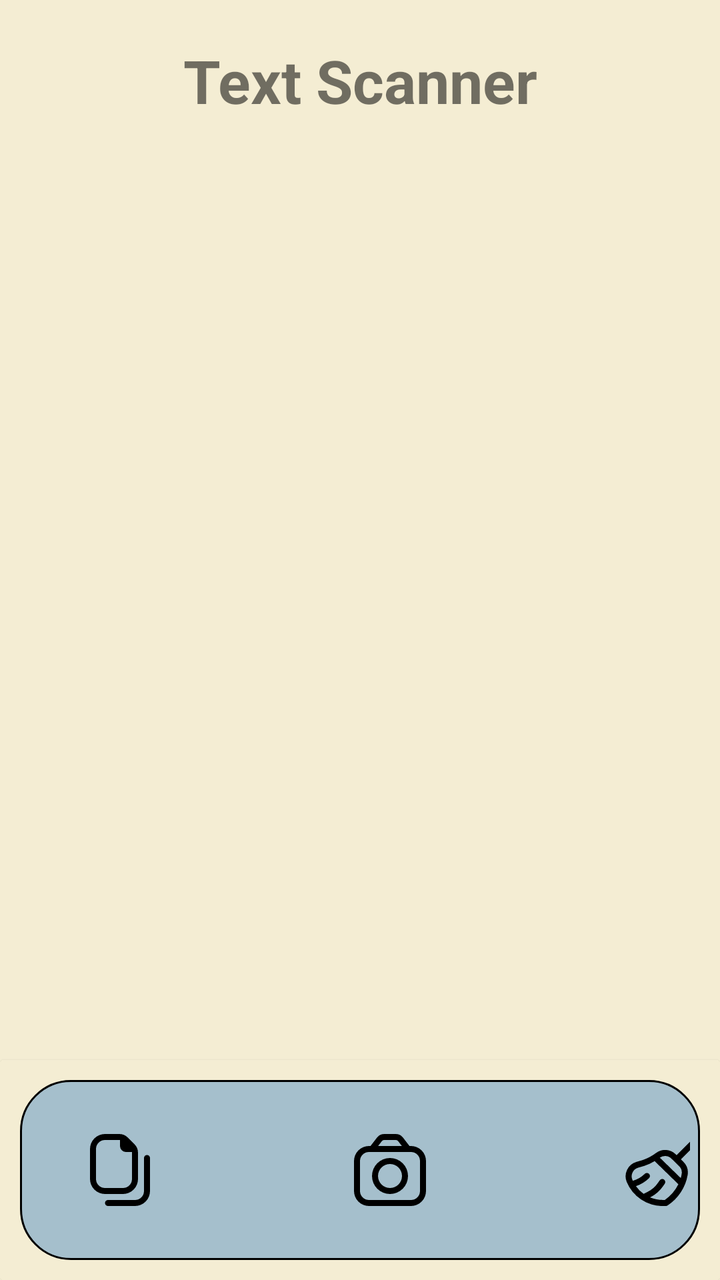
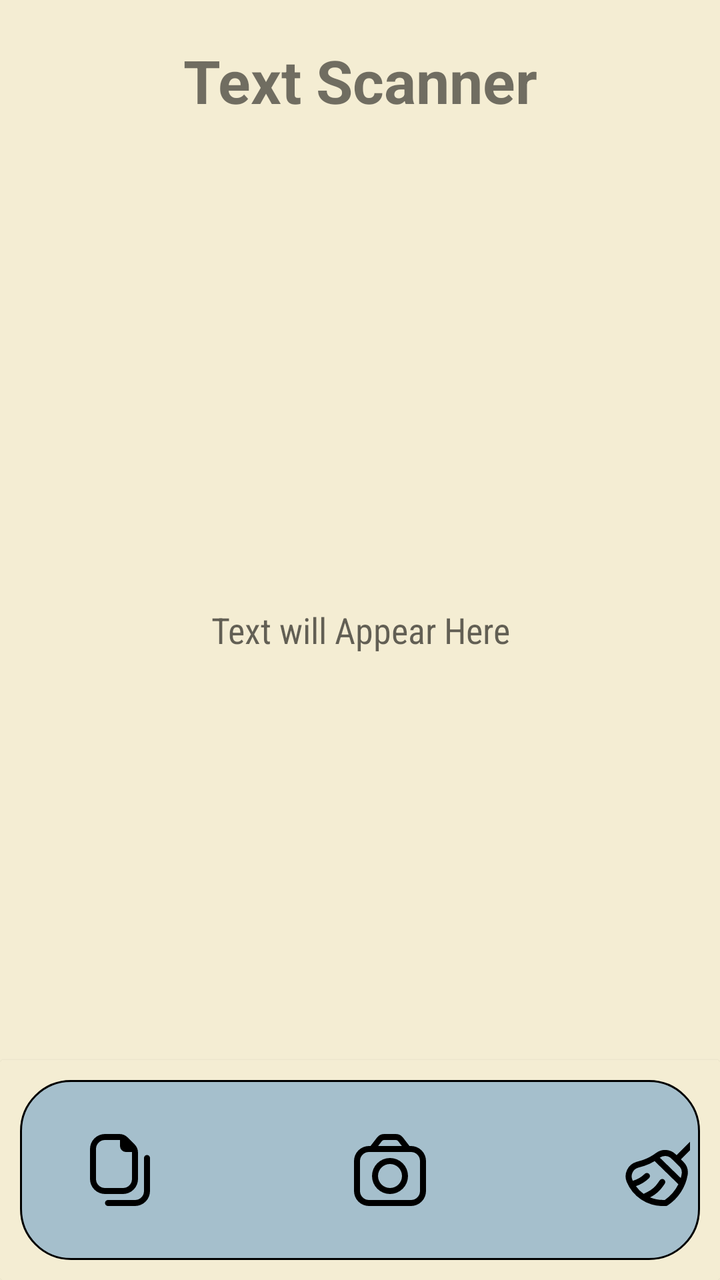

The first picture is an Android layout as it rendered before a commit; the second is the same layout after the commit. The layout source and the unified diff follow.
<!-- AndroidManifest.xml: activity theme splashScreen -->
<!-- res/layout/activity_main.xml -->
<?xml version="1.0" encoding="utf-8"?>
<androidx.constraintlayout.widget.ConstraintLayout xmlns:android="http://schemas.android.com/apk/res/android"
    xmlns:app="http://schemas.android.com/apk/res-auto"
    xmlns:tools="http://schemas.android.com/tools"
    android:id="@+id/main"
    android:layout_width="match_parent"
    android:orientation="vertical"
    android:layout_height="match_parent"
    android:background="@color/janna"
    tools:context=".MainActivity">


    <FrameLayout
        android:id="@+id/frameLayout"
        android:layout_width="match_parent"
        android:layout_height="wrap_content"
        android:paddingBottom="40dp"
        app:layout_constraintEnd_toEndOf="parent"
        app:layout_constraintStart_toStartOf="parent"
        app:layout_constraintTop_toTopOf="parent">

        <TextView
            android:layout_width="match_parent"
            android:layout_height="wrap_content"
            android:layout_marginLeft="50dp"
            android:layout_marginRight="50dp"
            android:layout_marginTop="10dp"
            android:gravity="center"
            android:padding="10dp"
            android:text="Text Scanner"
            android:textSize="30dp"
            android:textStyle="bold" />

        <TextView
            android:id="@+id/outputText"
            android:layout_width="match_parent"
            android:layout_height="500dp"
            android:layout_marginLeft="20dp"
            android:layout_marginTop="65dp"
            android:layout_marginRight="20dp"
            android:fontFamily="sans-serif-condensed"
            android:gravity="center"
            android:paddingLeft="5dp"
            android:paddingTop="15dp"
            android:paddingRight="5dp"
            android:paddingBottom="15dp"
            android:scrollbars="vertical"
            android:text=""
            android:textAlignment="center"
            android:textSize="18dp" />
    </FrameLayout>

    <androidx.cardview.widget.CardView
        android:id="@+id/materialToolbar2"
        android:layout_width="match_parent"
        android:layout_height="110dp"
        android:layout_below="@+id/frameLayout"
        android:backgroundTint="@android:color/transparent"
        android:outlineSpotShadowColor="@android:color/transparent"
        android:layout_alignParentBottom="true"
        app:layout_constraintBottom_toBottomOf="parent"
        app:layout_constraintEnd_toEndOf="parent"
        app:layout_constraintStart_toStartOf="parent">


    <LinearLayout
        android:layout_width="match_parent"
        android:layout_height="wrap_content"
        android:background="@drawable/border"
        android:orientation="horizontal"
        android:padding="5dp"
        android:layout_margin="10dp"
        tools:layout_editor_absoluteX="5dp"
        tools:layout_editor_absoluteY="625dp">

        <ImageButton
            android:id="@+id/btnCopy"
            android:layout_width="90dp"
            android:layout_height="90dp"
            android:layout_gravity="center"
            android:background="@android:color/transparent"
            android:src="@drawable/copy" />

        <ImageButton
            android:id="@+id/btnCamera"
            android:layout_width="90dp"
            android:layout_height="90dp"
            android:layout_gravity="center"
            android:layout_marginLeft="45dp"
            android:layout_marginRight="45dp"
            android:background="@android:color/transparent"
            android:src="@drawable/camera" />

        <ImageButton
            android:id="@+id/btnClear"
            android:layout_width="90dp"
            android:layout_height="90dp"
            android:layout_gravity="center"
            android:background="@android:color/transparent"
            android:src="@drawable/broom" />

    </LinearLayout>

    </androidx.cardview.widget.CardView>
</androidx.constraintlayout.widget.ConstraintLayout>
<!-- resources referenced by this layout -->
<resources>
  <color name="janna">#F4EDD3</color>
  <!-- drawable border (drawable) -->
  <?xml version="1.0" encoding="utf-8"?>
  <shape xmlns:android="http://schemas.android.com/apk/res/android" android:shape="rectangle">
      <solid android:color="@color/Ultrasonic"/>
      <stroke android:color="@color/black" android:width="1dp"/>
  
      <corners android:radius="25dp"/>
  
  </shape>
  <!-- drawable broom (drawable) -->
  <vector xmlns:android="http://schemas.android.com/apk/res/android"
      android:width="36dp"
      android:height="36dp"
      android:viewportWidth="24"
      android:viewportHeight="24">
    <path
        android:fillColor="#FF000000"
        android:pathData="M23.715,2.285a1.013,1.013 0,0 0,-1.43 0L17.521,7.049l-0.32,-0.313a5.008,5.008 0,0 0,-6.429 -0.479A16.618,16.618 0,0 1,6.224 8.685L4.15,9.293a5.036,5.036 0,0 0,-3.113 2.635A4.973,4.973 0,0 0,0.9 15.947a12.95,12.95 0,0 0,12.112 8.064h0.924a1.011,1.011 0,0 0,0.578 -0.182A15.288,15.288 0,0 0,21.224 13.62a5.029,5.029 0,0 0,-1.453 -4.374l-0.8,-0.784 4.747,-4.747A1.013,1.013 0,0 0,23.715 2.285ZM13.608,21.985h-0.6A11.3,11.3 0,0 1,8.7 21.138l0.011,-0.006a11.546,11.546 0,0 0,4.351 -3.8l0.518,-0.761a1.01,1.01 0,0 0,-1.67 -1.138l-0.518,0.761A9.535,9.535 0,0 1,7.8 19.327l-1.251,0.63a10.757,10.757 0,0 1,-2.583 -2.57,11.625 11.625,0 0,0 4.377,-2.664 1.011,1.011 0,0 0,-1.414 -1.446,9.617 9.617,0 0,1 -3.98,2.32c-0.061,-0.135 -0.127,-0.267 -0.182,-0.406a2.906,2.906 0,0 1,0.085 -2.381,3.023 3.023,0 0,1 1.864,-1.578l2.073,-0.608a15.364,15.364 0,0 0,3.426 -1.588l7.915,7.712A14.192,14.192 0,0 1,13.608 21.989ZM19.228,13.302a12.421,12.421 0,0 1,-0.309 1.387L11.948,7.9l0,0a3.011,3.011 0,0 1,1.755 -0.566,2.973 2.973,0 0,1 2.084,0.849l2.569,2.509A3.01,3.01 0,0 1,19.228 13.306Z"/>
  </vector>
  <!-- drawable camera (drawable) -->
  <vector xmlns:android="http://schemas.android.com/apk/res/android"
      android:width="36dp"
      android:height="36dp"
      android:viewportWidth="24"
      android:viewportHeight="24">
    <path
        android:fillColor="#FF000000"
        android:pathData="M19,4h-0.508L16.308,1.168A3.023,3.023 0,0 0,13.932 0H10.068A3.023,3.023 0,0 0,7.692 1.168L5.508,4H5A5.006,5.006 0,0 0,0 9V19a5.006,5.006 0,0 0,5 5H19a5.006,5.006 0,0 0,5 -5V9A5.006,5.006 0,0 0,19 4ZM9.276,2.39A1.006,1.006 0,0 1,10.068 2h3.864a1.008,1.008 0,0 1,0.792 0.39L15.966,4H8.034ZM22,19a3,3 0,0 1,-3 3H5a3,3 0,0 1,-3 -3V9A3,3 0,0 1,5 6H19a3,3 0,0 1,3 3Z"/>
    <path
        android:fillColor="#FF000000"
        android:pathData="M12,8a6,6 0,1 0,6 6A6.006,6.006 0,0 0,12 8ZM12,18a4,4 0,1 1,4 -4A4,4 0,0 1,12 18Z"/>
  </vector>
  <!-- drawable copy (drawable) -->
  <vector xmlns:android="http://schemas.android.com/apk/res/android"
      android:width="36dp"
      android:height="36dp"
      android:viewportWidth="24"
      android:viewportHeight="24">
    <path
        android:fillColor="#FF000000"
        android:pathData="m13,20a5.006,5.006 0,0 0,5 -5v-8.757a3.972,3.972 0,0 0,-1.172 -2.829l-2.242,-2.242a3.972,3.972 0,0 0,-2.829 -1.172h-4.757a5.006,5.006 0,0 0,-5 5v10a5.006,5.006 0,0 0,5 5zM4,15v-10a3,3 0,0 1,3 -3s4.919,0.014 5,0.024v1.976a2,2 0,0 0,2 2h1.976c0.01,0.081 0.024,9 0.024,9a3,3 0,0 1,-3 3h-6a3,3 0,0 1,-3 -3zM22,8v11a5.006,5.006 0,0 1,-5 5h-9a1,1 0,0 1,0 -2h9a3,3 0,0 0,3 -3v-11a1,1 0,0 1,2 0z"/>
  </vector>
  <style name="splashScreen" parent="Theme.AppCompat.Light">
          <item name="android:windowSplashScreenBackground">#fef6ff</item>
          <item name="android:windowSplashScreenAnimatedIcon">@mipmap/ic_launcher</item>
          <item name="postSplashScreenTheme">@style/Base.Theme.TextScanner</item>
      </style>
  <color name="Ultrasonic">#A5BFCC</color>
  <color name="black">#FF000000</color>
  <style name="Base.Theme.TextScanner" parent="Theme.Material3.Light.NoActionBar">
          
          
      </style>
</resources>

<!-- the commit's change to res/layout/activity_main.xml (unified diff, before → after) -->
@@ -45,7 +45,7 @@
             android:paddingRight="5dp"
             android:paddingBottom="15dp"
             android:scrollbars="vertical"
-            android:text=""
+            android:hint="Text will Appear Here"
             android:textAlignment="center"
             android:textSize="18dp" />
     </FrameLayout>
